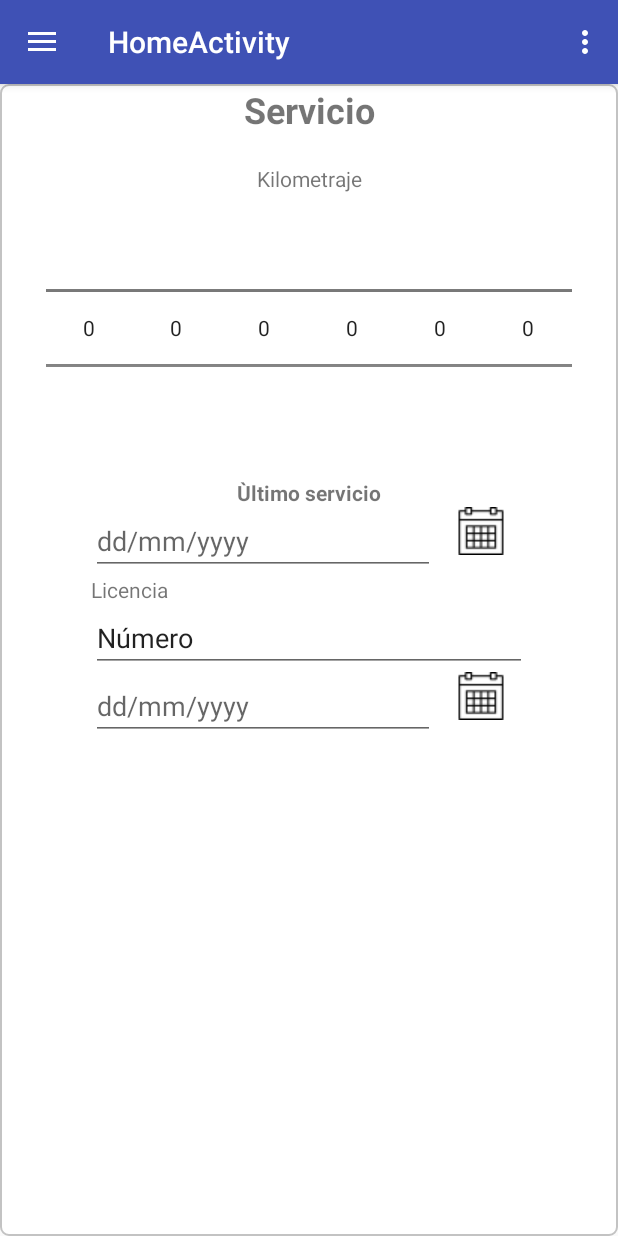
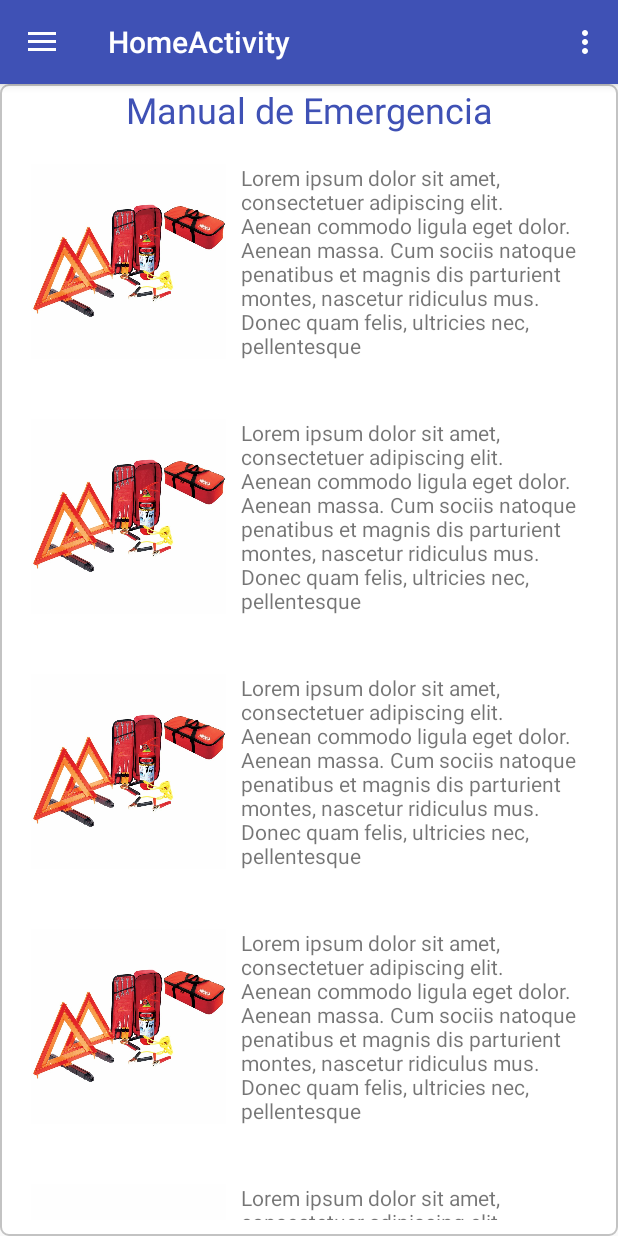
Before and after one commit to sergioivan154/appdemoautomotriz, an Android app: the HomeActivity screen opened directly, with no data from a screen before it, in the side drawer, after a tap on "Manual de emergencia", on a phone screen of 412 x 824 dp. Run offline under Robolectric (Android 15) with nearby library versions, the phone set to English and light mode, and no system bars.

Commit message:
manual de emergencia

```diff
--- a/app/build.gradle
+++ b/app/build.gradle
@@ -21,8 +21,10 @@ android {
 dependencies {
     implementation fileTree(dir: 'libs', include: ['*.jar'])
     implementation 'com.android.support:appcompat-v7:26.1.0'
+    compile 'com.android.support:cardview-v7:26.1.0'
     implementation 'com.android.support.constraint:constraint-layout:1.0.2'
     implementation 'com.android.support:support-v4:26.1.0'
+    implementation 'com.android.support:recyclerview-v7:26.1.0'
     testImplementation 'junit:junit:4.12'
     androidTestImplementation 'com.android.support.test:runner:1.0.1'
     androidTestImplementation 'com.android.support.test.espresso:espresso-core:3.0.1'
--- a/app/src/main/java/com/example/sergio/applealtad/home/HomeActivity.java
+++ b/app/src/main/java/com/example/sergio/applealtad/home/HomeActivity.java
@@ -16,6 +16,7 @@ import android.view.MenuItem;
 
 import com.example.sergio.applealtad.R;
 import com.example.sergio.applealtad.home.secciones.HomeFragment;
+import com.example.sergio.applealtad.home.secciones.ManualEmergenciaFragment;
 import com.example.sergio.applealtad.home.secciones.PromocionesFragment;
 import com.example.sergio.applealtad.home.secciones.RefaccionesFragment;
 import com.example.sergio.applealtad.home.secciones.ServicioFragment;
@@ -108,7 +109,11 @@ public class HomeActivity extends AppCompatActivity
             ft.replace(R.id.content_home, ServicioFragment.getInstance());
             ft.commit();
 
-        } else if (id == R.id.nav_manage) {
+        } else if (id == R.id.nav_manual) {
+            FragmentTransaction ft = getSupportFragmentManager().beginTransaction();
+
+            ft.replace(R.id.content_home, ManualEmergenciaFragment.getInstance());
+            ft.commit();
 
         } else if (id == R.id.nav_share) {
 
--- /dev/null
+++ b/app/src/main/java/com/example/sergio/applealtad/home/secciones/ManualEmergenciaFragment.java
@@ -0,0 +1,49 @@
+package com.example.sergio.applealtad.home.secciones;
+
+
+import android.os.Bundle;
+import android.support.annotation.Nullable;
+import android.support.v4.app.Fragment;
+import android.support.v7.widget.LinearLayoutManager;
+import android.support.v7.widget.RecyclerView;
+import android.view.LayoutInflater;
+import android.view.View;
+import android.view.ViewGroup;
+
+import com.example.sergio.applealtad.R;
+import com.example.sergio.applealtad.bases.BaseFragment;
+import com.example.sergio.applealtad.home.secciones.adapters.AdapterManual;
+import com.example.sergio.applealtad.home.secciones.adapters.AdapterPromociones;
+
+/**
+ * A simple {@link Fragment} subclass.
+ */
+public class ManualEmergenciaFragment extends BaseFragment {
+
+
+    public static ManualEmergenciaFragment getInstance(){
+        ManualEmergenciaFragment fragment=new ManualEmergenciaFragment();
+        return fragment;
+    }
+
+
+    @Override
+    public View onCreateView(LayoutInflater inflater, ViewGroup container,
+                             Bundle savedInstanceState) {
+        // Inflate the layout for this fragment
+        return inflater.inflate(R.layout.fragment_menu_emergencia, container, false);
+    }
+    @Override
+    public void onActivityCreated(@Nullable Bundle savedInstanceState) {
+        super.onActivityCreated(savedInstanceState);
+
+        AdapterManual adapterPromociones = new AdapterManual(getContext(),5);
+
+        RecyclerView rwManual = (RecyclerView)findViewById(R.id.rwMenuEmergencia);
+        rwManual.setLayoutManager(new LinearLayoutManager(getActivity()));
+        rwManual.setAdapter(adapterPromociones);
+        adapterPromociones.notifyDataSetChanged();
+
+
+    }
+}
--- a/app/src/main/java/com/example/sergio/applealtad/home/secciones/PromocionesFragment.java
+++ b/app/src/main/java/com/example/sergio/applealtad/home/secciones/PromocionesFragment.java
@@ -40,7 +40,7 @@ public class PromocionesFragment extends BaseFragment {
 
         AdapterPromociones adapterPromociones = new AdapterPromociones(getContext(),5);
 
-        RecyclerView rwPromos = (RecyclerView)findViewById(R.id.rwPromos);
+        RecyclerView rwPromos = (RecyclerView)findViewById(R.id.rwManual);
         rwPromos.setLayoutManager(new LinearLayoutManager(getActivity()));
         rwPromos.setAdapter(adapterPromociones);
         adapterPromociones.notifyDataSetChanged();
--- /dev/null
+++ b/app/src/main/java/com/example/sergio/applealtad/home/secciones/adapters/AdapterManual.java
@@ -0,0 +1,78 @@
+package com.example.sergio.applealtad.home.secciones.adapters;
+
+import android.content.Context;
+import android.support.v7.widget.RecyclerView;
+import android.view.LayoutInflater;
+import android.view.View;
+import android.view.ViewGroup;
+import android.widget.TextView;
+
+import com.example.sergio.applealtad.R;
+
+/**
+ * Created by sergio on 05/03/18.
+ */
+
+public class AdapterManual extends RecyclerView.Adapter<RecyclerView.ViewHolder> {
+    private Context context;
+    private  int num;
+    public AdapterManual(Context context,int num){
+        this.context=context;
+        this.num = num;
+
+    }
+    @Override
+    public RecyclerView.ViewHolder onCreateViewHolder(ViewGroup parent, int viewType) {
+        RecyclerView.ViewHolder viewHolder = null;
+        LayoutInflater inflater = LayoutInflater.from(parent.getContext());
+        View headerView=inflater.inflate(R.layout.row_manual,parent,false);
+        viewHolder= new AdapterManual.ViewHolderItemMenu(headerView);
+        return viewHolder;
+    }
+
+    private class ViewHolderItemMenu extends RecyclerView.ViewHolder implements View.OnClickListener{
+
+        TextView txtAportacion, txtPatron, txtFecha,txtSueldo;
+
+
+        private ViewHolderItemMenu(View itemView){
+            super(itemView);
+
+
+
+
+        }
+
+        @Override
+        public void onClick(View view) {
+
+        }
+    }
+
+    @Override
+    public void onBindViewHolder(RecyclerView.ViewHolder holder, int position) {
+        AdapterManual.ViewHolderItemMenu aforeHolder;
+
+
+
+        aforeHolder =(AdapterManual.ViewHolderItemMenu) holder;
+        configureViewHolderItemMenu(aforeHolder,position);
+
+
+    }
+    private void configureViewHolderItemMenu(final AdapterManual.ViewHolderItemMenu holder, final int position) {
+
+
+
+    }
+    @Override
+    public int getItemCount() {
+        return num;
+    }
+    @Override
+    public  int getItemViewType(int position) {
+
+
+        return position;
+    }
+}
--- /dev/null
+++ b/app/src/main/res/layout/fragment_menu_emergencia.xml
@@ -0,0 +1,24 @@
+<LinearLayout xmlns:android="http://schemas.android.com/apk/res/android"
+    xmlns:tools="http://schemas.android.com/tools"
+    android:layout_width="match_parent"
+    android:layout_height="match_parent"
+    android:orientation="vertical"
+    tools:context="com.example.sergio.applealtad.home.secciones.PromocionesFragment">
+
+    <!-- TODO: Update blank fragment layout -->
+
+    <TextView
+        android:id="@+id/textView6"
+        android:layout_width="match_parent"
+        android:layout_height="wrap_content"
+        android:text="Manual de Emergencia"
+        android:textAlignment="center"
+        android:textColor="@color/colorPrimary"
+        android:textSize="24sp" />
+
+    <android.support.v7.widget.RecyclerView
+        android:id="@+id/rwMenuEmergencia"
+        android:layout_width="match_parent"
+        android:layout_height="match_parent"
+        android:padding="10dp" />
+</LinearLayout>
--- a/app/src/main/res/layout/fragment_promociones.xml
+++ b/app/src/main/res/layout/fragment_promociones.xml
@@ -11,13 +11,13 @@
         android:id="@+id/textView6"
         android:layout_width="match_parent"
         android:layout_height="wrap_content"
-        android:text="Promociones"
+        android:text="Manual de Emergencia"
         android:textAlignment="center"
         android:textColor="@color/colorPrimary"
         android:textSize="24sp" />
 
     <android.support.v7.widget.RecyclerView
-        android:id="@+id/rwPromos"
+        android:id="@+id/rwManual"
         android:layout_width="match_parent"
         android:layout_height="match_parent"
         android:padding="10dp" />
--- /dev/null
+++ b/app/src/main/res/layout/row_manual.xml
@@ -0,0 +1,35 @@
+<?xml version="1.0" encoding="utf-8"?>
+<LinearLayout xmlns:android="http://schemas.android.com/apk/res/android"
+    xmlns:app="http://schemas.android.com/apk/res-auto"
+    android:layout_width="match_parent"
+    android:layout_height="wrap_content">
+
+    <LinearLayout
+            android:paddingBottom="20dp"
+            android:layout_width="match_parent"
+            android:layout_height="wrap_content"
+            android:orientation="horizontal">
+                <ImageView
+                    android:layout_width="150dp"
+                    android:layout_height="150dp"
+                    android:paddingRight="10dp"
+                    android:paddingLeft="10dp"
+                    android:scaleType="fitCenter"
+                    android:src="@drawable/ayuda1"/>
+                <LinearLayout
+                    android:layout_width="match_parent"
+                    android:layout_gravity="center"
+                    android:paddingRight="10dp"
+                    android:layout_height="wrap_content"
+                    android:orientation="vertical">
+                    <TextView
+                        android:layout_width="wrap_content"
+                        android:layout_height="wrap_content"
+                        android:text="Lorem ipsum dolor sit amet, consectetuer adipiscing elit. Aenean commodo ligula eget dolor. Aenean massa. Cum sociis natoque penatibus et magnis dis parturient montes, nascetur ridiculus mus. Donec quam felis, ultricies nec, pellentesque"/>
+
+
+                </LinearLayout>
+
+        </LinearLayout>
+
+</LinearLayout>
--- a/app/src/main/res/menu/activity_home_drawer.xml
+++ b/app/src/main/res/menu/activity_home_drawer.xml
@@ -21,7 +21,7 @@
             android:icon="@drawable/ic_menu_slideshow"
             android:title="Servicio" />
         <item
-            android:id="@+id/nav_manage"
+            android:id="@+id/nav_manual"
             android:icon="@drawable/ic_menu_manage"
             android:title="Manual de emergencia" />
         <item
```
Also changed, not shown: app/src/main/res/drawable/ayuda1.jpg (added), 208 other files.
